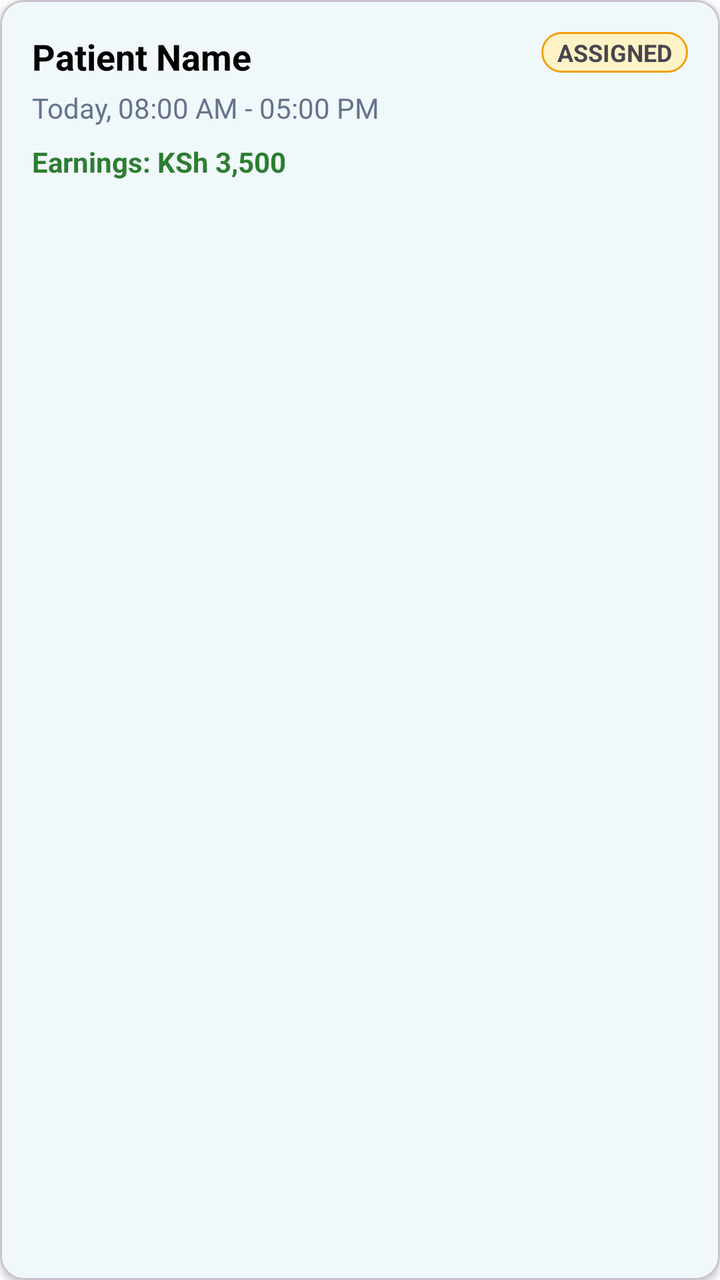
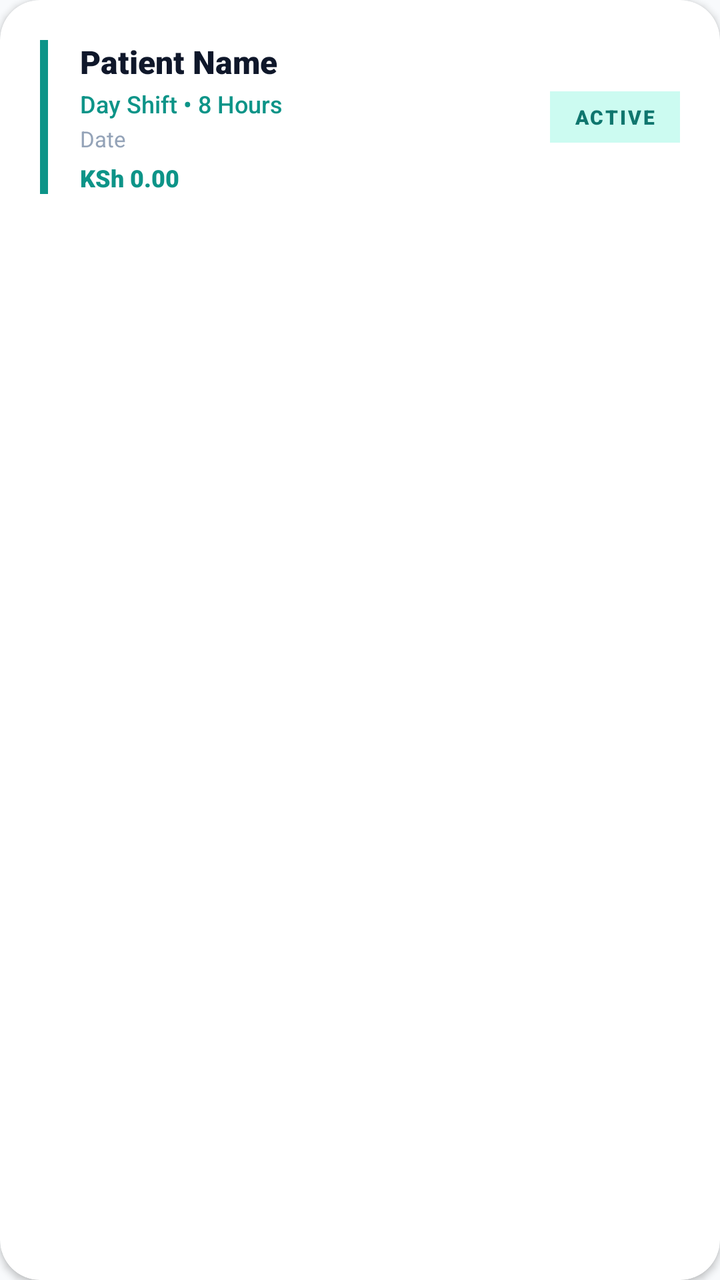

The first picture is an Android layout as it rendered before a commit; the second is the same layout after the commit. The layout source and the unified diff follow.
<!-- AndroidManifest.xml: application theme Theme.CaregiverManagementSystem -->
<!-- res/layout/item_shift_caregiver.xml -->
<?xml version="1.0" encoding="utf-8"?>
<com.google.android.material.card.MaterialCardView xmlns:android="http://schemas.android.com/apk/res/android"
    xmlns:app="http://schemas.android.com/apk/res-auto"
    android:layout_width="match_parent"
    android:layout_height="wrap_content"
    android:layout_margin="8dp"
    app:cardCornerRadius="12dp"
    app:cardElevation="2dp">

    <LinearLayout
        android:layout_width="match_parent"
        android:layout_height="wrap_content"
        android:orientation="vertical"
        android:padding="16dp">

        <RelativeLayout
            android:layout_width="match_parent"
            android:layout_height="wrap_content">

            <TextView
                android:id="@+id/tvPatientName"
                android:layout_width="wrap_content"
                android:layout_height="wrap_content"
                android:text="Patient Name"
                android:textSize="18sp"
                android:textStyle="bold"
                android:textColor="@color/black" />

            <TextView
                android:id="@+id/tvStatus"
                android:layout_width="wrap_content"
                android:layout_height="wrap_content"
                android:layout_alignParentEnd="true"
                android:text="ASSIGNED"
                android:paddingLeft="8dp"
                android:paddingRight="8dp"
                android:paddingTop="2dp"
                android:paddingBottom="2dp"
                android:background="@drawable/bg_status_pending"
                android:textSize="12sp"
                android:textStyle="bold" />
        </RelativeLayout>

        <TextView
            android:id="@+id/tvShiftTime"
            android:layout_width="match_parent"
            android:layout_height="wrap_content"
            android:layout_marginTop="4dp"
            android:text="Today, 08:00 AM - 05:00 PM"
            android:textColor="#64748B" />

        <TextView
            android:id="@+id/tvAmount"
            android:layout_width="match_parent"
            android:layout_height="wrap_content"
            android:layout_marginTop="8dp"
            android:text="Earnings: KSh 3,500"
            android:textColor="#2E7D32"
            android:textStyle="bold" />

        <com.google.android.material.button.MaterialButton
            android:id="@+id/btnAccept"
            android:layout_width="match_parent"
            android:layout_height="wrap_content"
            android:layout_marginTop="12dp"
            android:text="ACCEPT SHIFT"
            android:visibility="gone"
            app:cornerRadius="8dp" />

    </LinearLayout>
</com.google.android.material.card.MaterialCardView>
<!-- resources referenced by this layout -->
<resources>
  <color name="black">#FF000000</color>
  <!-- drawable bg_status_pending (drawable) -->
  <?xml version="1.0" encoding="utf-8"?>
  <shape xmlns:android="http://schemas.android.com/apk/res/android">
      <solid android:color="#FEF3C7" />
      <corners android:radius="100dp" />
      <stroke android:width="1dp" android:color="#F59E0B" />
  </shape>
  <style name="Theme.CaregiverManagementSystem" parent="Theme.Material3.DayNight.NoActionBar">
          
          <item name="colorPrimary">@color/med_teal_primary</item>
          <item name="colorOnPrimary">@color/white</item>
          <item name="colorPrimaryContainer">@color/med_teal_primary</item>
          <item name="colorOnPrimaryContainer">@color/white</item>
  
          
          <item name="colorSecondary">@color/med_mint_success</item>
          <item name="colorOnSecondary">@color/white</item>
          <item name="colorSecondaryContainer">@color/med_mint_soft</item>
          <item name="colorOnSecondaryContainer">@color/med_text_primary</item>
  
          
          <item name="android:statusBarColor">@color/white</item>
          <item name="android:windowLightStatusBar">true</item>
          
          
          <item name="android:windowBackground">@color/white</item>
          <item name="colorSurface">@color/white</item>
          <item name="colorOnSurface">@color/med_text_primary</item>
      </style>
  <color name="med_teal_primary">#2D9CDB</color>
  <color name="med_mint_success">#27AE60</color>
  <color name="med_mint_soft">#D1F2EB</color>
  <color name="med_text_primary">#1C2833</color>
  <!-- unchanged entries left out for length: 1 -->
</resources>

<!-- the commit's change to res/layout/item_shift_caregiver.xml (unified diff, before → after) -->
@@ -1,71 +1,87 @@
 <?xml version="1.0" encoding="utf-8"?>
-<com.google.android.material.card.MaterialCardView xmlns:android="http://schemas.android.com/apk/res/android"
+<androidx.cardview.widget.CardView
+    xmlns:android="http://schemas.android.com/apk/res/android"
     xmlns:app="http://schemas.android.com/apk/res-auto"
     android:layout_width="match_parent"
     android:layout_height="wrap_content"
-    android:layout_margin="8dp"
-    app:cardCornerRadius="12dp"
-    app:cardElevation="2dp">
+    app:cardCornerRadius="20dp"
+    app:cardElevation="2dp"
+    app:cardBackgroundColor="@color/white"
+    android:layout_marginBottom="12dp">
 
     <LinearLayout
         android:layout_width="match_parent"
         android:layout_height="wrap_content"
-        android:orientation="vertical"
-        android:padding="16dp">
+        android:orientation="horizontal"
+        android:padding="20dp"
+        android:gravity="center_vertical">
 
-        <RelativeLayout
-            android:layout_width="match_parent"
-            android:layout_height="wrap_content">
+        
+        <View
+            android:layout_width="4dp"
+            android:layout_height="match_parent"
+            android:background="@color/teal_primary"
+            android:layout_marginEnd="16dp"/>
+
+        
+        <LinearLayout
+            android:layout_width="0dp"
+            android:layout_height="wrap_content"
+            android:layout_weight="1"
+            android:orientation="vertical">
 
             <TextView
-                android:id="@+id/tvPatientName"
+                android:id="@+id/tvShiftPatient"
                 android:layout_width="wrap_content"
                 android:layout_height="wrap_content"
                 android:text="Patient Name"
-                android:textSize="18sp"
-                android:textStyle="bold"
-                android:textColor="@color/black" />
+                android:textColor="@color/slate_900"
+                android:textSize="16sp"
+                android:fontFamily="sans-serif-black"/>
 
             <TextView
-                android:id="@+id/tvStatus"
+                android:id="@+id/tvShiftType"
                 android:layout_width="wrap_content"
                 android:layout_height="wrap_content"
-                android:layout_alignParentEnd="true"
-                android:text="ASSIGNED"
-                android:paddingLeft="8dp"
-                android:paddingRight="8dp"
-                android:paddingTop="2dp"
-                android:paddingBottom="2dp"
-                android:background="@drawable/bg_status_pending"
+                android:text="Day Shift • 8 Hours"
+                android:textColor="@color/teal_primary"
                 android:textSize="12sp"
-                android:textStyle="bold" />
-        </RelativeLayout>
+                android:fontFamily="sans-serif-medium"
+                android:layout_marginTop="2dp"/>
 
+            <TextView
+                android:id="@+id/tvShiftDate"
+                android:layout_width="wrap_content"
+                android:layout_height="wrap_content"
+                android:text="Date"
+                android:textColor="@color/slate_400"
+                android:textSize="11sp"
+                android:layout_marginTop="2dp"/>
+
+            <TextView
+                android:id="@+id/tvShiftAmount"
+                android:layout_width="wrap_content"
+                android:layout_height="wrap_content"
+                android:text="KSh 0.00"
+                android:textColor="@color/teal_primary"
+                android:textSize="12sp"
+                android:fontFamily="sans-serif-black"
+                android:layout_marginTop="4dp"/>
+        </LinearLayout>
+
+        
         <TextView
-            android:id="@+id/tvShiftTime"
-            android:layout_width="match_parent"
+            android:id="@+id/tvShiftStatus"
+            android:layout_width="wrap_content"
             android:layout_height="wrap_content"
-            android:layout_marginTop="4dp"
-            android:text="Today, 08:00 AM - 05:00 PM"
-            android:textColor="#64748B" />
-
-        <TextView
-            android:id="@+id/tvAmount"
-            android:layout_width="match_parent"
-            android:layout_height="wrap_content"
-            android:layout_marginTop="8dp"
-            android:text="Earnings: KSh 3,500"
-            android:textColor="#2E7D32"
-            android:textStyle="bold" />
-
-        <com.google.android.material.button.MaterialButton
-            android:id="@+id/btnAccept"
-            android:layout_width="match_parent"
-            android:layout_height="wrap_content"
-            android:layout_marginTop="12dp"
-            android:text="ACCEPT SHIFT"
-            android:visibility="gone"
-            app:cornerRadius="8dp" />
+            android:text="ACTIVE"
+            android:paddingHorizontal="12dp"
+            android:paddingVertical="6dp"
+            android:background="@color/teal_light"
+            android:textColor="@color/teal_dark"
+            android:textSize="10sp"
+            android:fontFamily="sans-serif-black"
+            android:letterSpacing="0.1"/>
 
     </LinearLayout>
-</com.google.android.material.card.MaterialCardView>
+</androidx.cardview.widget.CardView>
<!-- resource entries referenced after the edit -->
@@ -1,39 +1,94 @@
 <!-- resources referenced by this layout -->
 <resources>
-  <color name="black">#FF000000</color>
-  <!-- drawable bg_status_pending (drawable) -->
-  <?xml version="1.0" encoding="utf-8"?>
-  <shape xmlns:android="http://schemas.android.com/apk/res/android">
-      <solid android:color="#FEF3C7" />
-      <corners android:radius="100dp" />
-      <stroke android:width="1dp" android:color="#F59E0B" />
-  </shape>
-  <style name="Theme.CaregiverManagementSystem" parent="Theme.Material3.DayNight.NoActionBar">
-          
-          <item name="colorPrimary">@color/med_teal_primary</item>
-          <item name="colorOnPrimary">@color/white</item>
-          <item name="colorPrimaryContainer">@color/med_teal_primary</item>
-          <item name="colorOnPrimaryContainer">@color/white</item>
+  <color name="slate_400">#94A3B8</color>
+  <color name="slate_900">#0F172A</color>
+  <color name="teal_dark">#0F766E</color>
+  <color name="teal_light">#CCFBF1</color>
+  <color name="teal_primary">#0D9488</color>
+  <style name="Theme.CaregiverManagementSystem" parent="Theme.Material3.Light.NoActionBar">
   
           
-          <item name="colorSecondary">@color/med_mint_success</item>
+          <item name="colorPrimary">@color/teal_primary</item>
+          <item name="colorOnPrimary">@color/white</item>
+          <item name="colorPrimaryContainer">@color/teal_light</item>
+          <item name="colorOnPrimaryContainer">@color/teal_dark</item>
+  
+          
+          <item name="colorSecondary">@color/emerald_primary</item>
           <item name="colorOnSecondary">@color/white</item>
-          <item name="colorSecondaryContainer">@color/med_mint_soft</item>
-          <item name="colorOnSecondaryContainer">@color/med_text_primary</item>
+          <item name="colorSecondaryContainer">@color/emerald_light</item>
+          <item name="colorOnSecondaryContainer">@color/slate_800</item>
+  
+          
+          <item name="colorError">@color/rose_primary</item>
+          <item name="colorOnError">@color/white</item>
+          <item name="colorErrorContainer">@color/rose_light</item>
+  
+          
+          <item name="android:windowBackground">@color/slate_50</item>
+          <item name="colorSurface">@color/white</item>
+          <item name="colorOnSurface">@color/slate_900</item>
+          <item name="colorSurfaceVariant">@color/slate_100</item>
+          <item name="colorOnSurfaceVariant">@color/slate_500</item>
+  
+          
+          <item name="colorOutline">@color/slate_200</item>
   
           
           <item name="android:statusBarColor">@color/white</item>
           <item name="android:windowLightStatusBar">true</item>
+          <item name="android:navigationBarColor">@color/white</item>
+  
           
+          <item name="shapeAppearanceSmallComponent">@style/ShapeAppearance.TrueCare.Small</item>
+          <item name="shapeAppearanceMediumComponent">@style/ShapeAppearance.TrueCare.Medium</item>
+          <item name="shapeAppearanceLargeComponent">@style/ShapeAppearance.TrueCare.Large</item>
+  
           
-          <item name="android:windowBackground">@color/white</item>
-          <item name="colorSurface">@color/white</item>
-          <item name="colorOnSurface">@color/med_text_primary</item>
+          <item name="materialButtonStyle">@style/Widget.TrueCare.Button.Primary</item>
+  
+          
+          <item name="bottomNavigationStyle">@style/Widget.TrueCare.BottomNavigation</item>
       </style>
-  <color name="med_teal_primary">#2D9CDB</color>
-  <color name="med_mint_success">#27AE60</color>
-  <color name="med_mint_soft">#D1F2EB</color>
-  <color name="med_text_primary">#1C2833</color>
+  <color name="emerald_primary">#10B981</color>
+  <color name="emerald_light">#D1FAE5</color>
+  <color name="slate_800">#1E293B</color>
+  <color name="rose_primary">#F43F5E</color>
+  <color name="rose_light">#FFE4E6</color>
+  <color name="slate_50">#F8FAFC</color>
+  <color name="slate_100">#F1F5F9</color>
+  <color name="slate_500">#64748B</color>
+  <color name="slate_200">#E2E8F0</color>
+  <style name="ShapeAppearance.TrueCare.Small" parent="ShapeAppearance.Material3.SmallComponent">
+          <item name="cornerFamily">rounded</item>
+          <item name="cornerSize">12dp</item>
+      </style>
+  <style name="ShapeAppearance.TrueCare.Medium" parent="ShapeAppearance.Material3.MediumComponent">
+          <item name="cornerFamily">rounded</item>
+          <item name="cornerSize">20dp</item>
+      </style>
+  <style name="ShapeAppearance.TrueCare.Large" parent="ShapeAppearance.Material3.LargeComponent">
+          <item name="cornerFamily">rounded</item>
+          <item name="cornerSize">28dp</item>
+      </style>
+  <style name="Widget.TrueCare.Button.Primary" parent="Widget.Material3.Button">
+          <item name="android:paddingTop">16dp</item>
+          <item name="android:paddingBottom">16dp</item>
+          <item name="android:textSize">13sp</item>
+          <item name="android:fontFamily">sans-serif-black</item>
+          <item name="android:letterSpacing">0.08</item>
+          <item name="android:textAllCaps">true</item>
+          <item name="backgroundTint">@color/teal_primary</item>
+          <item name="android:textColor">@color/white</item>
+          <item name="cornerRadius">32dp</item>
+          <item name="elevation">4dp</item>
+      </style>
+  <style name="Widget.TrueCare.BottomNavigation" parent="Widget.Material3.BottomNavigationView">
+          <item name="itemIconTint">@color/bottom_nav_icon_color</item>
+          <item name="itemTextColor">@color/bottom_nav_icon_color</item>
+          <item name="android:background">@color/white</item>
+          <item name="elevation">12dp</item>
+      </style>
   <!-- unchanged entries left out for length: 1 -->
 </resources>
 
